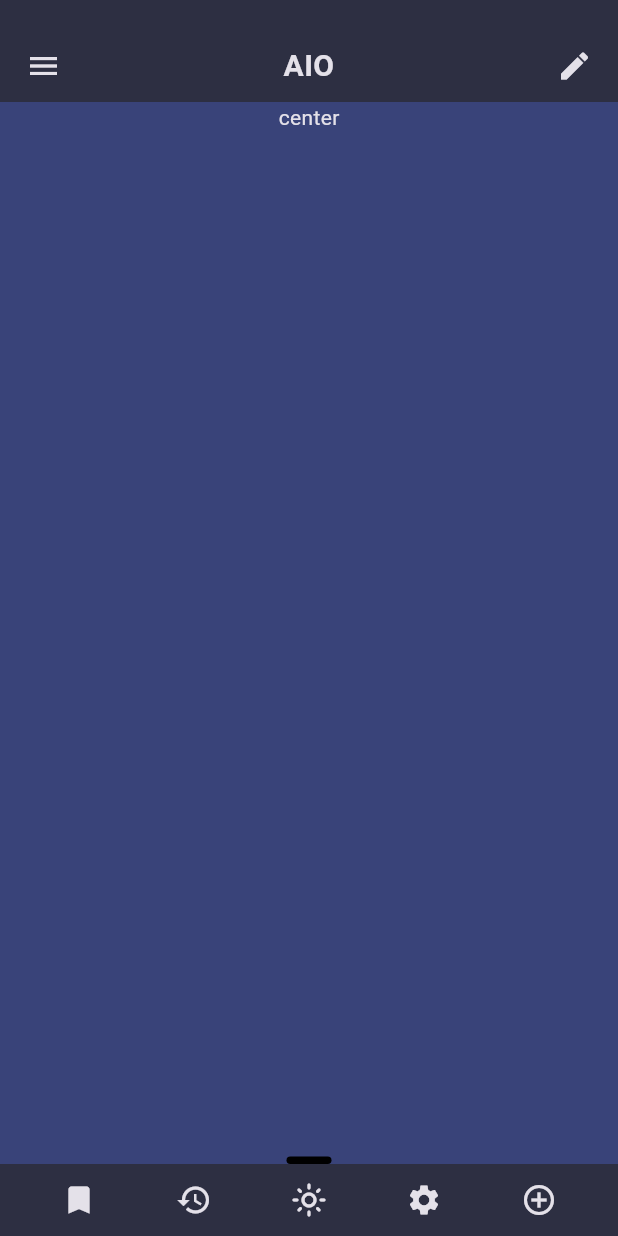
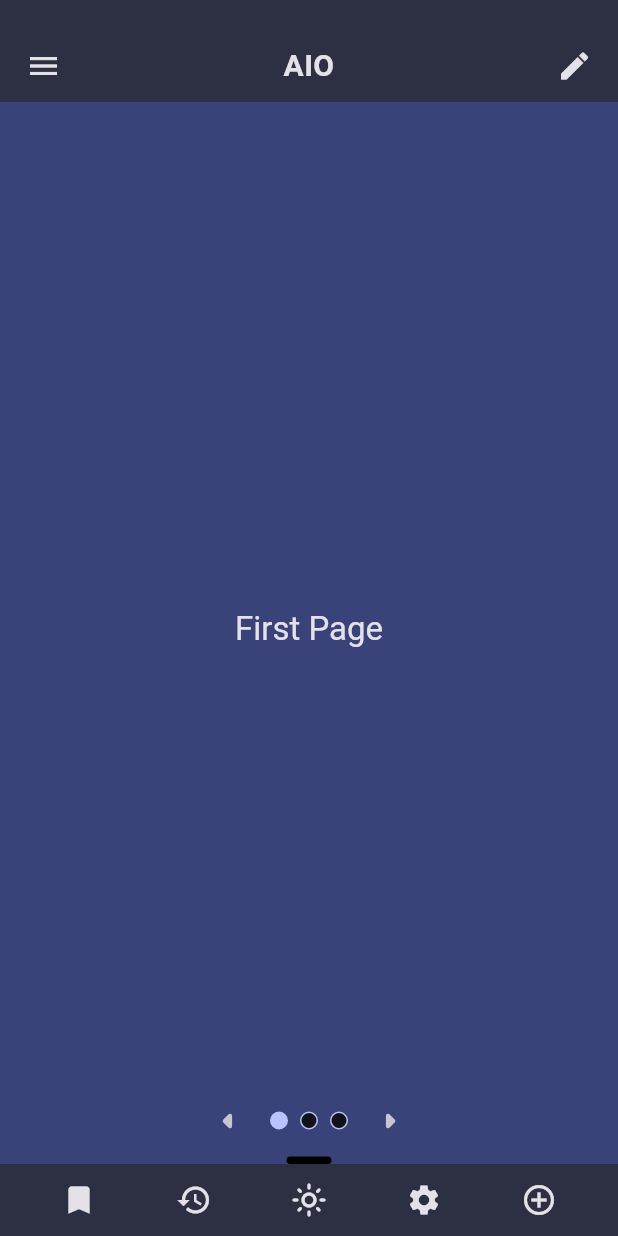
Before and after one commit to pwh9882/aio, a Flutter app: the MenuScreen screen opened directly, on a phone screen of 412 x 824 dp. Run offline on Flutter 3.47's test engine with Material 3 defaults, Android fonts, the phone set to English and light mode, and no system bars; our stand-ins replace get, get_storage; accounts and stored records are empty.

Commit message:
Add SpacePageView widget to MenuScreen

```diff
--- a/lib/views/screens/menu_screen.dart
+++ b/lib/views/screens/menu_screen.dart
@@ -1,6 +1,7 @@
 import 'package:aio/views/widgets/menu_drawer/menu_shortcut_bar.dart';
 import 'package:aio/views/widgets/menu_drawer/menu_space_indicate_bar.dart';
 import 'package:aio/views/widgets/menu_drawer/menu_top_bar.dart';
+import 'package:aio/views/widgets/menu_drawer/space_page_view.dart';
 import 'package:flutter/material.dart';
 import 'package:get/get.dart';
 
@@ -15,7 +16,7 @@ class MenuScreen extends StatelessWidget {
           mainAxisAlignment: MainAxisAlignment.spaceBetween,
           children: [
             const MenuTopBar(),
-            const Expanded(child: Text("center")),
+            const Expanded(child: SpacePageView()),
             MenuSpaceIndicateBar(key: GlobalKey()),
             const MenuShortcutBar(),
           ],
--- /dev/null
+++ b/lib/views/widgets/menu_drawer/space_page_view.dart
@@ -0,0 +1,165 @@
+import 'package:flutter/foundation.dart';
+import 'package:flutter/material.dart';
+
+class SpacePageView extends StatefulWidget {
+  const SpacePageView({Key? key}) : super(key: key);
+
+  @override
+  _SpacePageViewState createState() => _SpacePageViewState();
+}
+
+class _SpacePageViewState extends State<SpacePageView>
+    with TickerProviderStateMixin {
+  late PageController _pageViewController;
+  late TabController _tabController;
+  int _currentPageIndex = 0;
+
+  @override
+  void initState() {
+    super.initState();
+    _pageViewController = PageController();
+    _tabController = TabController(length: 3, vsync: this);
+  }
+
+  @override
+  void dispose() {
+    super.dispose();
+    _pageViewController.dispose();
+    _tabController.dispose();
+  }
+
+  @override
+  Widget build(BuildContext context) {
+    final TextTheme textTheme = Theme.of(context).textTheme;
+
+    return Stack(
+      alignment: Alignment.bottomCenter,
+      children: <Widget>[
+        PageView(
+          /// [PageView.scrollDirection] defaults to [Axis.horizontal].
+          /// Use [Axis.vertical] to scroll vertically.
+          controller: _pageViewController,
+          onPageChanged: _handlePageViewChanged,
+          children: <Widget>[
+            Center(
+              child: Text('First Page', style: textTheme.titleLarge),
+            ),
+            Center(
+              child: Text('Second Page', style: textTheme.titleLarge),
+            ),
+            Center(
+              child: Text('Third Page', style: textTheme.titleLarge),
+            ),
+          ],
+        ),
+        PageIndicator(
+          tabController: _tabController,
+          currentPageIndex: _currentPageIndex,
+          onUpdateCurrentPageIndex: _updateCurrentPageIndex,
+          isOnDesktopAndWeb: _isOnDesktopAndWeb,
+        ),
+      ],
+    );
+  }
+
+  void _handlePageViewChanged(int currentPageIndex) {
+    if (!_isOnDesktopAndWeb) {
+      return;
+    }
+    _tabController.index = currentPageIndex;
+    setState(() {
+      _currentPageIndex = currentPageIndex;
+    });
+  }
+
+  void _updateCurrentPageIndex(int index) {
+    _tabController.index = index;
+    _pageViewController.animateToPage(
+      index,
+      duration: const Duration(milliseconds: 400),
+      curve: Curves.easeInOut,
+    );
+  }
+
+  bool get _isOnDesktopAndWeb {
+    return true;
+    if (kIsWeb) {
+      return true;
+    }
+    switch (defaultTargetPlatform) {
+      case TargetPlatform.macOS:
+      case TargetPlatform.linux:
+      case TargetPlatform.windows:
+        return true;
+      case TargetPlatform.android:
+      case TargetPlatform.iOS:
+      case TargetPlatform.fuchsia:
+        return false;
+    }
+  }
+}
+
+class PageIndicator extends StatelessWidget {
+  const PageIndicator({
+    super.key,
+    required this.tabController,
+    required this.currentPageIndex,
+    required this.onUpdateCurrentPageIndex,
+    required this.isOnDesktopAndWeb,
+  });
+
+  final int currentPageIndex;
+  final TabController tabController;
+  final void Function(int) onUpdateCurrentPageIndex;
+  final bool isOnDesktopAndWeb;
+
+  @override
+  Widget build(BuildContext context) {
+    if (!isOnDesktopAndWeb) {
+      return const SizedBox.shrink();
+    }
+    final ColorScheme colorScheme = Theme.of(context).colorScheme;
+
+    return Padding(
+      padding: const EdgeInsets.all(0.0),
+      child: Row(
+        mainAxisAlignment: MainAxisAlignment.center,
+        children: <Widget>[
+          IconButton(
+            splashRadius: 16.0,
+            padding: EdgeInsets.zero,
+            onPressed: () {
+              if (currentPageIndex == 0) {
+                return;
+              }
+              onUpdateCurrentPageIndex(currentPageIndex - 1);
+            },
+            icon: const Icon(
+              Icons.arrow_left_rounded,
+              size: 32.0,
+            ),
+          ),
+          TabPageSelector(
+            controller: tabController,
+            color: colorScheme.background,
+            selectedColor: colorScheme.primary,
+          ),
+          IconButton(
+            splashRadius: 16.0,
+            padding: EdgeInsets.zero,
+            onPressed: () {
+              if (currentPageIndex == 2) {
+                return;
+              }
+              onUpdateCurrentPageIndex(currentPageIndex + 1);
+            },
+            icon: const Icon(
+              Icons.arrow_right_rounded,
+              size: 32.0,
+            ),
+          ),
+        ],
+      ),
+    );
+  }
+}
--- a/lib/views/widgets/menu_drawer/theme_change_button.dart
+++ b/lib/views/widgets/menu_drawer/theme_change_button.dart
@@ -1,4 +1,3 @@
-import 'package:aio/themes/app_theme.dart';
 import 'package:aio/themes/theme.dart';
 import 'package:flutter/material.dart';
 import 'package:get/get.dart';
```
